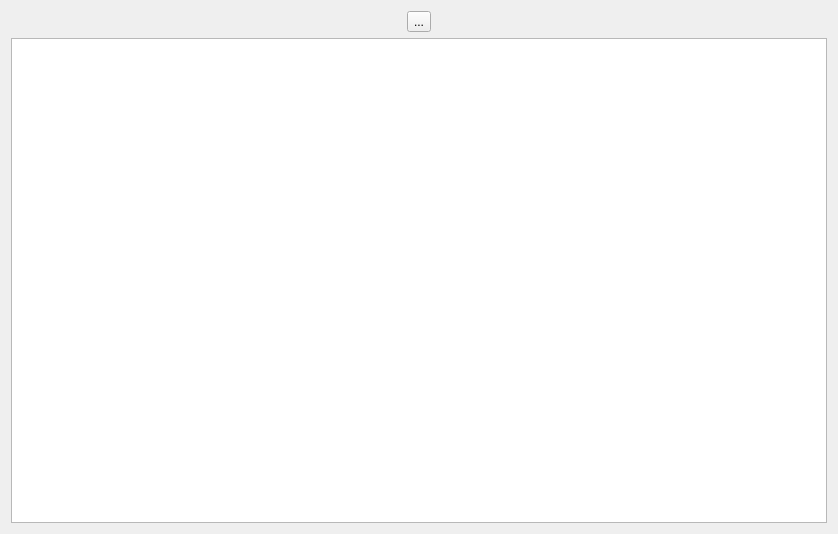
Old version of the form src/x/mqtt/mqttdataview.ui in the repository x-tools-author/x-tools.
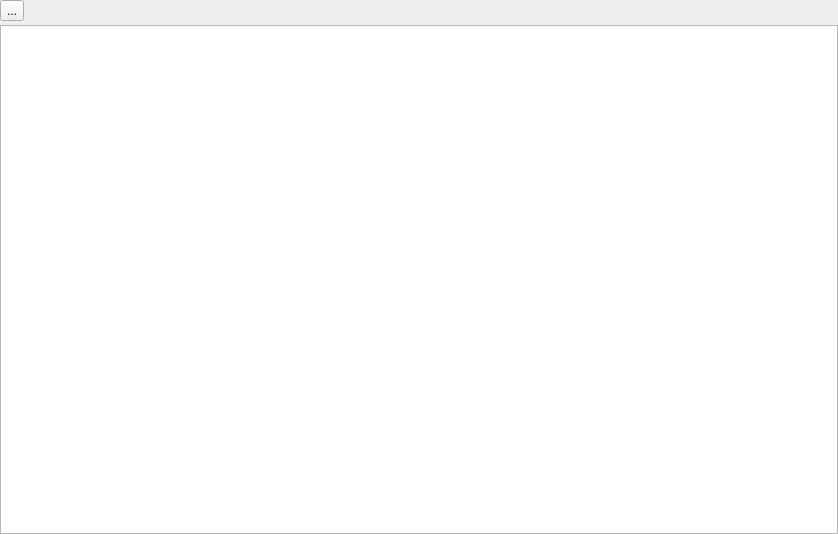
New version of the form.

```diff
--- a/src/x/mqtt/mqttdataview.ui
+++ b/src/x/mqtt/mqttdataview.ui
@@ -14,6 +14,21 @@
    <string notr="true">Form</string>
   </property>
   <layout class="QGridLayout" name="gridLayout">
+   <property name="leftMargin">
+    <number>0</number>
+   </property>
+   <property name="topMargin">
+    <number>0</number>
+   </property>
+   <property name="rightMargin">
+    <number>0</number>
+   </property>
+   <property name="bottomMargin">
+    <number>0</number>
+   </property>
+   <property name="spacing">
+    <number>4</number>
+   </property>
    <item row="0" column="0">
     <layout class="QHBoxLayout" name="horizontalLayout">
      <item>
@@ -23,6 +38,19 @@
        </property>
       </widget>
      </item>
+     <item>
+      <spacer name="horizontalSpacer">
+       <property name="orientation">
+        <enum>Qt::Orientation::Horizontal</enum>
+       </property>
+       <property name="sizeHint" stdset="0">
+        <size>
+         <width>40</width>
+         <height>20</height>
+        </size>
+       </property>
+      </spacer>
+     </item>
     </layout>
    </item>
    <item row="1" column="0">
```
